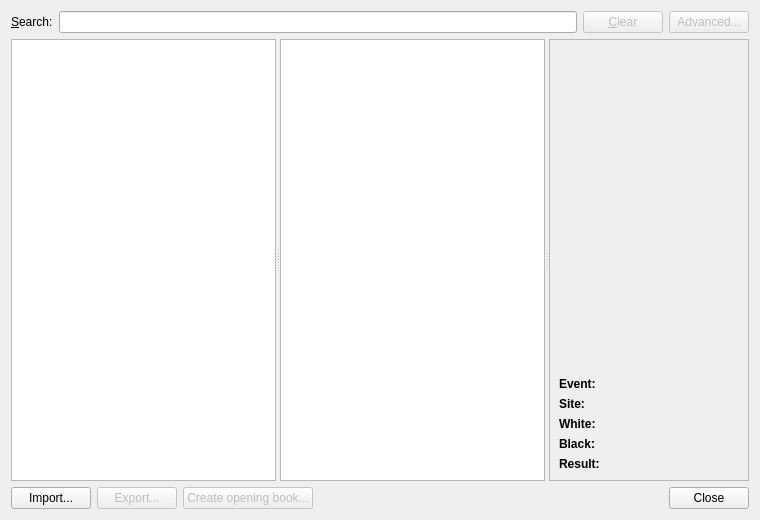
Qt form projects/gui/ui/gamedatabasedlg.ui (cutechess/cutechess) before a commit.
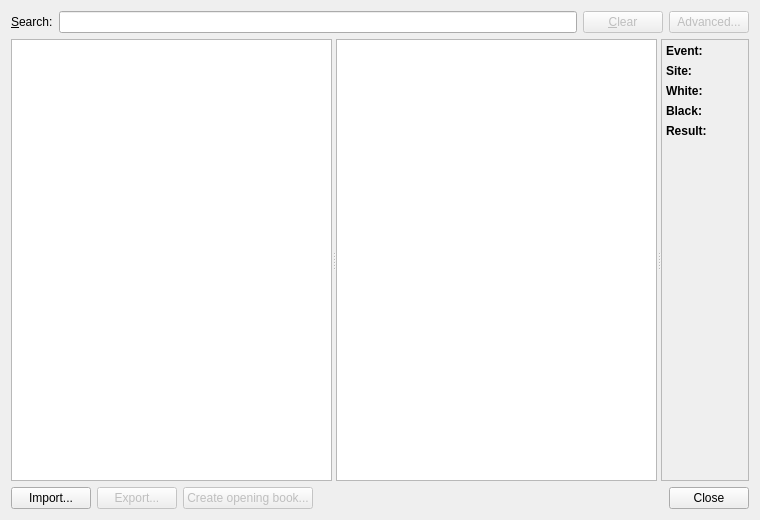
The same form after that commit.

Commit message:
Redesign the game viewer panel in GameDatabaseDialog
* GameViewer's navigation controls are in horizontal layout
* The PGN tag area has scrollbars when needed

```diff
--- a/projects/gui/ui/gamedatabasedlg.ui
+++ b/projects/gui/ui/gamedatabasedlg.ui
@@ -147,42 +147,28 @@
        <bool>false</bool>
       </property>
      </widget>
-     <widget class="QScrollArea" name="scrollArea">
-      <property name="minimumSize">
-       <size>
-        <width>200</width>
-        <height>0</height>
-       </size>
-      </property>
-      <property name="horizontalScrollBarPolicy">
-       <enum>Qt::ScrollBarAlwaysOff</enum>
-      </property>
+     <widget class="QWidget" name="verticalLayoutWidget">
+      <layout class="QVBoxLayout" name="m_viewerLayout">
+       <item>
+        <widget class="QScrollArea" name="scrollArea_2">
       <property name="widgetResizable">
        <bool>true</bool>
       </property>
-      <widget class="QWidget" name="scrollAreaWidgetContents">
+         <widget class="QWidget" name="scrollAreaWidgetContents_2">
        <property name="geometry">
         <rect>
          <x>0</x>
          <y>0</y>
-         <width>198</width>
-         <height>430</height>
-        </rect>
-       </property>
-       <layout class="QGridLayout" name="gridLayout_3">
-        <item row="0" column="0">
-         <layout class="QVBoxLayout" name="verticalLayout_2">
-          <item>
-           <layout class="QVBoxLayout" name="verticalLayout_6" stretch="1">
-            <item>
-             <widget class="QWidget" name="m_chessboardParentWidget" native="true"/>
-            </item>
-           </layout>
-          </item>
-          <item>
-           <layout class="QFormLayout" name="formLayout">
-            <property name="fieldGrowthPolicy">
-             <enum>QFormLayout::AllNonFixedFieldsGrow</enum>
+            <width>102</width>
+            <height>428</height>
+           </rect>
+          </property>
+          <layout class="QFormLayout" name="formLayout_2">
+           <property name="horizontalSpacing">
+            <number>6</number>
+           </property>
+           <property name="margin">
+            <number>4</number>
             </property>
             <item row="0" column="0">
              <widget class="QLabel" name="label_7">
@@ -325,11 +311,10 @@
              </widget>
             </item>
            </layout>
-          </item>
-         </layout>
-        </item>
-       </layout>
-      </widget>
+         </widget>
+        </widget>
+       </item>
+      </layout>
      </widget>
     </widget>
    </item>
```
Lines whose indentation alone changed are shown as unchanged. The commit also changes 1 other file.
